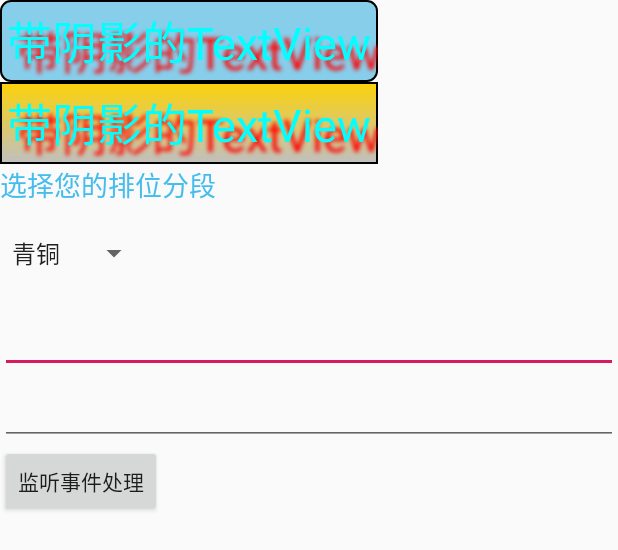
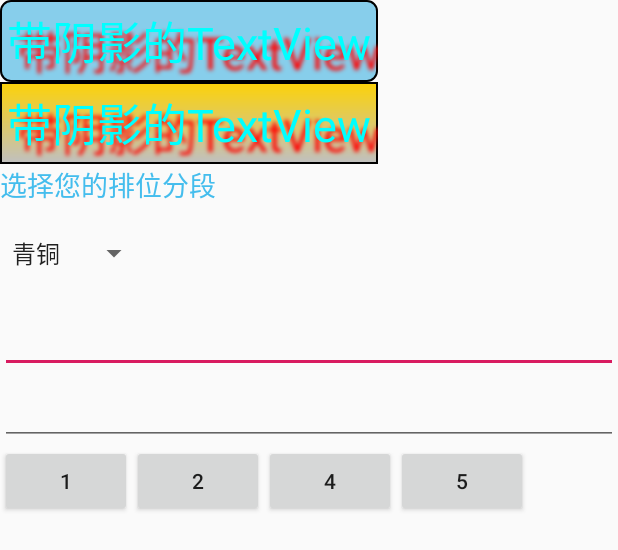
Before and after one commit to kaixuanli/andorid, an Android app: the layout activity_main.xml on its own in the app's theme, with its tools: preview values and no code run, on a phone screen of 412 x 824 dp. Shown: the top 550 px of the screen. Run offline under Robolectric (Android 15) with nearby library versions, the phone set to English and light mode, and no system bars.

Commit message:
回调和Handler

```diff
--- a/demo/app/src/main/AndroidManifest.xml
+++ b/demo/app/src/main/AndroidManifest.xml
@@ -9,7 +9,7 @@
         android:roundIcon="@mipmap/ic_launcher_round"
         android:supportsRtl="true"
         android:theme="@style/AppTheme">
-        <activity android:name=".MainActivity">
+        <activity android:name=".study.MainActivity">
             <intent-filter>
                 <action android:name="android.intent.action.MAIN" />
 
--- /dev/null
+++ b/demo/app/src/main/java/com/example/myapplication/study/MainActivity.java
@@ -0,0 +1,48 @@
+package com.example.myapplication.study;
+
+import android.os.Bundle;
+import android.os.Handler;
+import android.os.Message;
+import android.support.v7.app.AppCompatActivity;
+import android.widget.ImageView;
+
+import com.example.myapplication.R;
+
+import java.util.Timer;
+import java.util.TimerTask;
+
+public class MainActivity extends AppCompatActivity {
+    int imgstart = 0;
+    @Override
+    protected void onCreate(Bundle savedInstanceState) {
+        super.onCreate(savedInstanceState);
+        setContentView(R.layout.handler_demo);
+        //定义切换的图片的数组id
+        final int imgids[] = new int[]{
+                R.mipmap.wobushi, R.mipmap.womeiyou,R.mipmap.biexiashuo
+        };
+
+        final ImageView imgchange = (ImageView) findViewById(R.id.imgchange);
+        final Handler myHandler = new Handler() {
+            @Override
+            //重写handleMessage方法,根据msg中what的值判断是否执行后续操作
+            public void handleMessage(Message msg) {
+                System.out.println("MMMMMMMMMMMMMMMMMMMMmm"+msg);
+                if(msg.what == 291)
+                {
+                    imgchange.setImageResource(imgids[imgstart++ % 2]);
+                }else
+                    imgchange.setImageResource(imgids[1]);
+            }
+        };
+        //使用定时器,每隔200毫秒让handler发送一个空信息
+        new Timer().schedule(new TimerTask() {
+            @Override
+            public void run() {
+                myHandler.sendEmptyMessage(291);
+
+            }
+        }, 0,200);
+    }
+
+}
--- a/demo/app/src/main/res/layout/activity_main.xml
+++ b/demo/app/src/main/res/layout/activity_main.xml
@@ -67,12 +67,31 @@
         <!--android:layout_width="match_parent"-->
         <!--android:layout_height="wrap_content">-->
     <!--</ExpandableListView>-->
-
+    <LinearLayout
+    android:layout_width="match_parent"
+    android:layout_height="wrap_content"
+    android:orientation="horizontal"   >
     <Button
         android:id="@+id/linsten_button"
         android:layout_width="wrap_content"
         android:layout_height="wrap_content"
-        android:text="监听事件处理"
+        android:text="1"/>
+    <Button
+        android:id="@+id/linsten_button1"
+        android:layout_width="wrap_content"
+        android:layout_height="wrap_content"
+        android:text="2"/>
+    <Button
+        android:id="@+id/linsten_button2"
+        android:layout_width="wrap_content"
+        android:layout_height="wrap_content"
+        android:text="4" />
+    <Button
+        android:id="@+id/linsten_button3"
+        android:layout_width="wrap_content"
+        android:layout_height="wrap_content"
+        android:text="5"
         android:onClick="myclick"/>
+    </LinearLayout>
 
 </LinearLayout>
--- a/demo/app/src/main/res/layout/switch_demo.xml
+++ b/demo/app/src/main/res/layout/switch_demo.xml
@@ -3,7 +3,7 @@
     android:layout_width="match_parent"
     android:layout_height="match_parent"
     android:orientation="vertical"
-    tools:context=".MainActivity">
+    tools:context=".study.Activity.ListenerActivity">
 
     <ToggleButton
         android:id="@+id/tbtn_open"
```
Also changed, not shown: demo/app/src/main/java/com/example/myapplication/study/Activity/CallBackActivity.java (added, +38 -0 lines), demo/app/src/main/java/com/example/myapplication/study/Activity/HandlerTestActivity.java (added, +47 -0 lines), demo/app/src/main/java/com/example/myapplication/study/Activity/ListenerActivity.java (renamed from demo/app/src/main/java/com/example/myapplication/MainActivity.java, +11 -5 lines), demo/app/src/main/java/com/example/myapplication/study/Assembly/MyButton.java (added, +22 -0 lines), demo/app/src/main/res/drawable/handler_test_1.xml (added, +8 -0 lines), demo/app/src/main/res/drawable/handler_test_2.xml (added, +8 -0 lines), demo/app/src/main/res/drawable/handler_test_3.xml (added, +8 -0 lines), demo/app/src/main/res/layout/callback_button.xml (added, +12 -0 lines), demo/app/src/main/res/layout/handler_demo.xml (added, +16 -0 lines), demo/app/src/main/res/mipmap-anydpi-v26/biexiashuo.png (added), demo/app/src/main/res/mipmap-anydpi-v26/wobushi.png (added), demo/app/src/main/res/mipmap-anydpi-v26/womeiyou.png (added).
